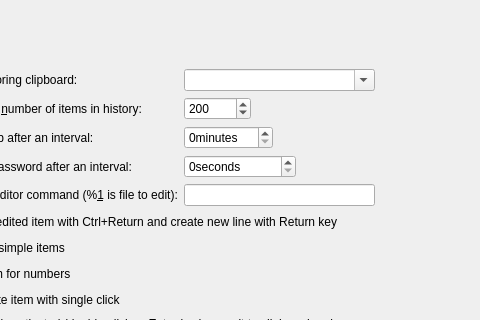
Old version of the form src/ui/configtabhistory.ui in the repository hluk/CopyQ; both pictures show x 159 to 639 and y 0 to 320 of the 639 by 523 pixel window.
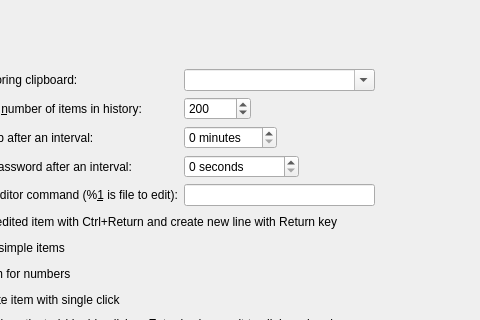
New version of the form.

Diff of the .ui file:
```diff
--- a/src/ui/configtabhistory.ui
+++ b/src/ui/configtabhistory.ui
@@ -119,7 +119,7 @@
 Set to 0 not to unload tabs.</string>
             </property>
             <property name="suffix">
-             <string>minutes</string>
+             <string> minutes</string>
             </property>
             <property name="maximum">
              <number>480</number>
@@ -161,7 +161,7 @@
 Set to 0 to disable globally.</string>
             </property>
             <property name="suffix">
-             <string>seconds</string>
+             <string> seconds</string>
             </property>
             <property name="maximum">
              <number>999999</number>
```
